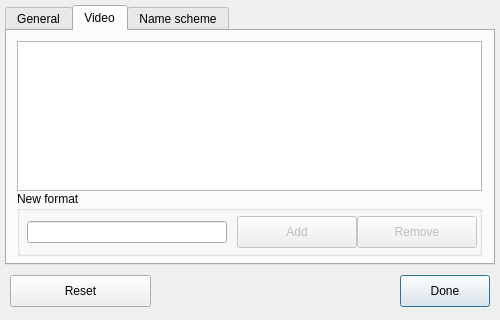
martinLutz1/SeriesScraper, file SeriesScraper/settingswindow.ui: the form before one commit.
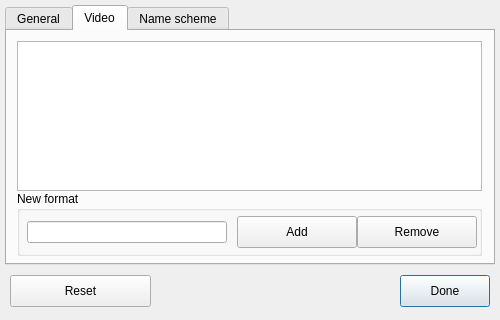
The form after the commit. The open tabs and pages were chosen to show the change.

Diff of the .ui file:
```diff
--- a/SeriesScraper/settingswindow.ui
+++ b/SeriesScraper/settingswindow.ui
@@ -274,7 +274,7 @@
      </widget>
      <widget class="QPushButton" name="newFormatAddButton">
       <property name="enabled">
-       <bool>false</bool>
+       <bool>true</bool>
       </property>
       <property name="geometry">
        <rect>
@@ -290,7 +290,7 @@
      </widget>
      <widget class="QPushButton" name="formatRemoveButton">
       <property name="enabled">
-       <bool>false</bool>
+       <bool>true</bool>
       </property>
       <property name="geometry">
        <rect>
```
Left out of the diff: 12 changed lines with no effect on the pictures.
